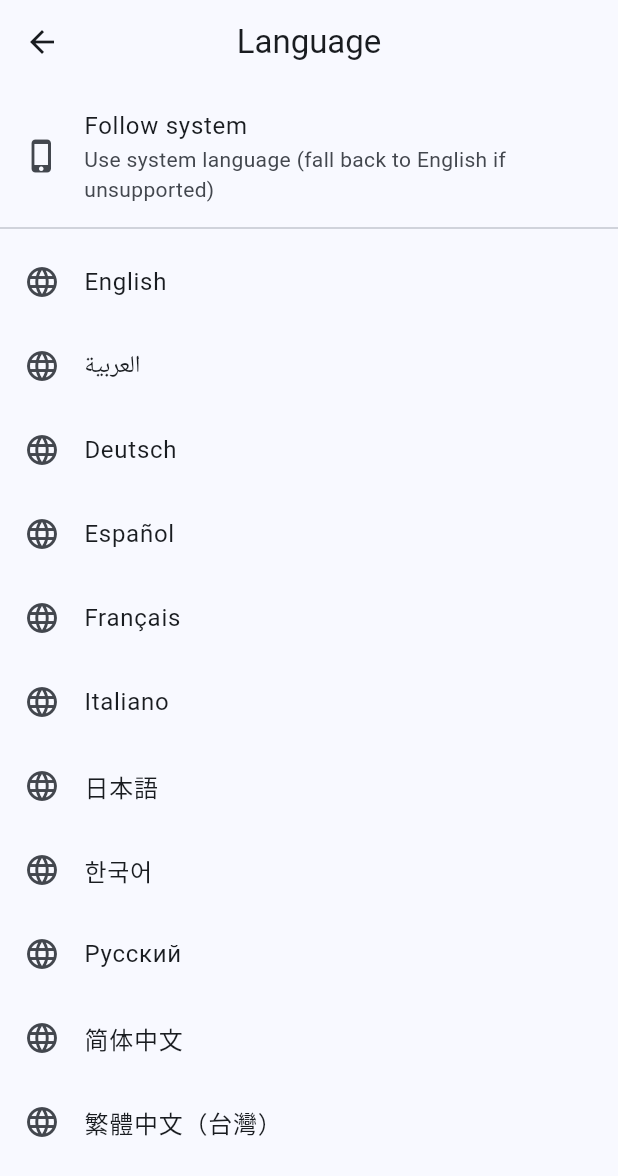
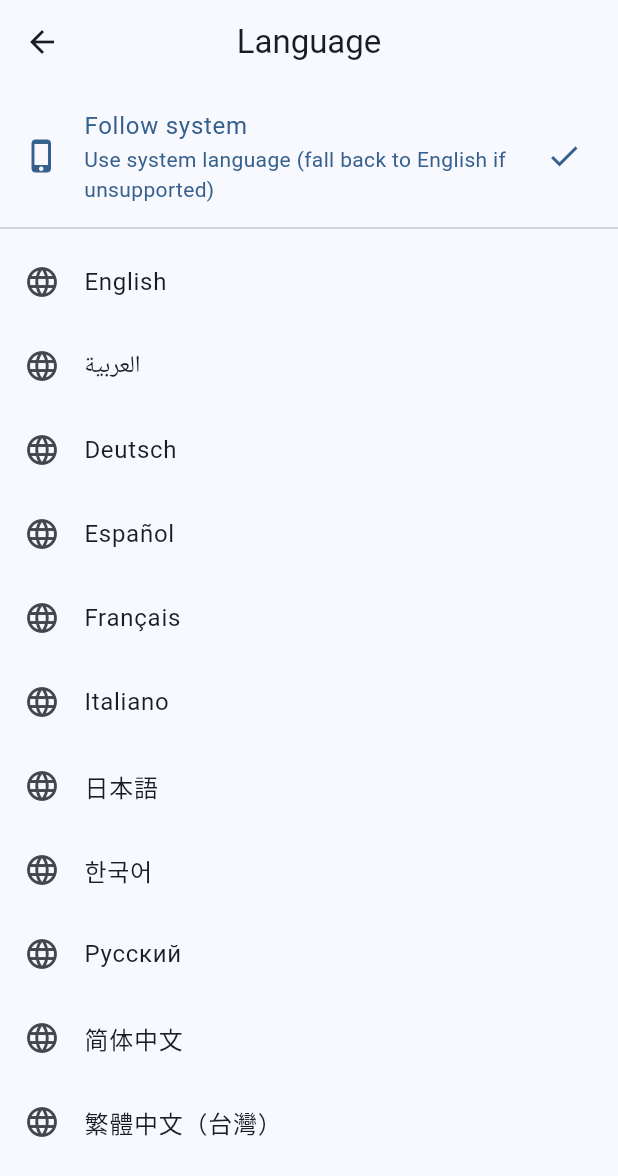
Before and after one commit to pdf-reader-com/pdf_reader, a Flutter app: the LanguageSettingsPage screen opened directly, on a phone screen of 412 x 824 dp. Shown: the top 1176 px of the screen. Run offline on Flutter 3.47's test engine with Material 3 defaults, Android fonts, the phone set to English and light mode, and no system bars; our stand-ins replace file_picker, flutter_markdown_plus, shared_preferences; missing offline and left inert: docx_file_viewer, pdfrx; accounts and stored records are empty.

Commit message:
语言国际化

```diff
--- a/lib/main.dart
+++ b/lib/main.dart
@@ -22,6 +22,8 @@ class _MyAppState extends State<MyApp> {
   static const _prefsKeyLocale = 'app_locale';
 
   Locale? _overrideLocale;
+
+  Locale? get overrideLocale => _overrideLocale;
 
   @override
   void initState() {
--- a/lib/pages/language_settings_page.dart
+++ b/lib/pages/language_settings_page.dart
@@ -9,6 +9,9 @@ class LanguageSettingsPage extends StatelessWidget {
   @override
   Widget build(BuildContext context) {
     final l = AppLocalizations.of(context)!;
+     final appState = MyApp.of(context);
+     final overrideLocale = appState?.overrideLocale;
+     final isFollowSystem = overrideLocale == null;
 
     return Scaffold(
       appBar: AppBar(
@@ -22,31 +25,99 @@ class LanguageSettingsPage extends StatelessWidget {
             leading: const Icon(Icons.phone_iphone),
             title: Text(l.languageFollowSystem),
             subtitle: Text(l.languageFollowSystemSubtitle),
+            trailing: isFollowSystem ? const Icon(Icons.check) : null,
+            selected: isFollowSystem,
             onTap: () {
               MyApp.of(context)?.setLocale(null);
             },
           ),
           const Divider(),
-          _buildLanguageTile(context, 'English', const Locale('en')),
-          _buildLanguageTile(context, 'العربية', const Locale('ar')),
-          _buildLanguageTile(context, 'Deutsch', const Locale('de')),
-          _buildLanguageTile(context, 'Español', const Locale('es')),
-          _buildLanguageTile(context, 'Français', const Locale('fr')),
-          _buildLanguageTile(context, 'Italiano', const Locale('it')),
-          _buildLanguageTile(context, '日本語', const Locale('ja')),
-          _buildLanguageTile(context, '한국어', const Locale('ko')),
-          _buildLanguageTile(context, 'Русский', const Locale('ru')),
-          _buildLanguageTile(context, '简体中文', const Locale('zh')),
-          _buildLanguageTile(context, '繁體中文（台灣）', const Locale('zh', 'TW')),
+          _buildLanguageTile(
+            context,
+            'English',
+            const Locale('en'),
+            overrideLocale,
+          ),
+          _buildLanguageTile(
+            context,
+            'العربية',
+            const Locale('ar'),
+            overrideLocale,
+          ),
+          _buildLanguageTile(
+            context,
+            'Deutsch',
+            const Locale('de'),
+            overrideLocale,
+          ),
+          _buildLanguageTile(
+            context,
+            'Español',
+            const Locale('es'),
+            overrideLocale,
+          ),
+          _buildLanguageTile(
+            context,
+            'Français',
+            const Locale('fr'),
+            overrideLocale,
+          ),
+          _buildLanguageTile(
+            context,
+            'Italiano',
+            const Locale('it'),
+            overrideLocale,
+          ),
+          _buildLanguageTile(
+            context,
+            '日本語',
+            const Locale('ja'),
+            overrideLocale,
+          ),
+          _buildLanguageTile(
+            context,
+            '한국어',
+            const Locale('ko'),
+            overrideLocale,
+          ),
+          _buildLanguageTile(
+            context,
+            'Русский',
+            const Locale('ru'),
+            overrideLocale,
+          ),
+          _buildLanguageTile(
+            context,
+            '简体中文',
+            const Locale('zh'),
+            overrideLocale,
+          ),
+          _buildLanguageTile(
+            context,
+            '繁體中文（台灣）',
+            const Locale('zh', 'TW'),
+            overrideLocale,
+          ),
         ],
       ),
     );
   }
 
-  ListTile _buildLanguageTile(BuildContext context, String name, Locale locale) {
+  ListTile _buildLanguageTile(
+    BuildContext context,
+    String name,
+    Locale locale,
+    Locale? selectedLocale,
+  ) {
+    final isSelected = selectedLocale != null &&
+        selectedLocale.languageCode == locale.languageCode &&
+        (selectedLocale.countryCode ?? '') == (locale.countryCode ?? '');
+
     return ListTile(
       leading: const Icon(Icons.language),
       title: Text(name),
+      trailing: isSelected ? const Icon(Icons.check) : null,
+      selected: isSelected,
       onTap: () {
         MyApp.of(context)?.setLocale(locale);
       },
```
